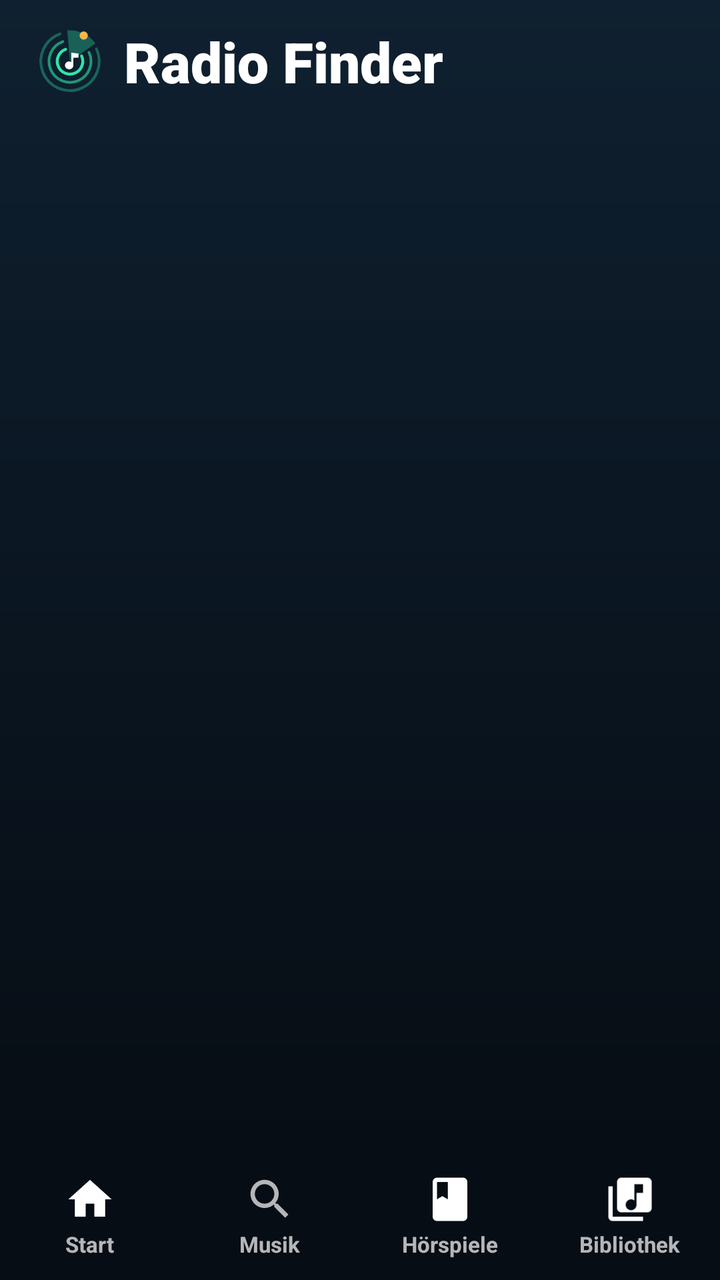
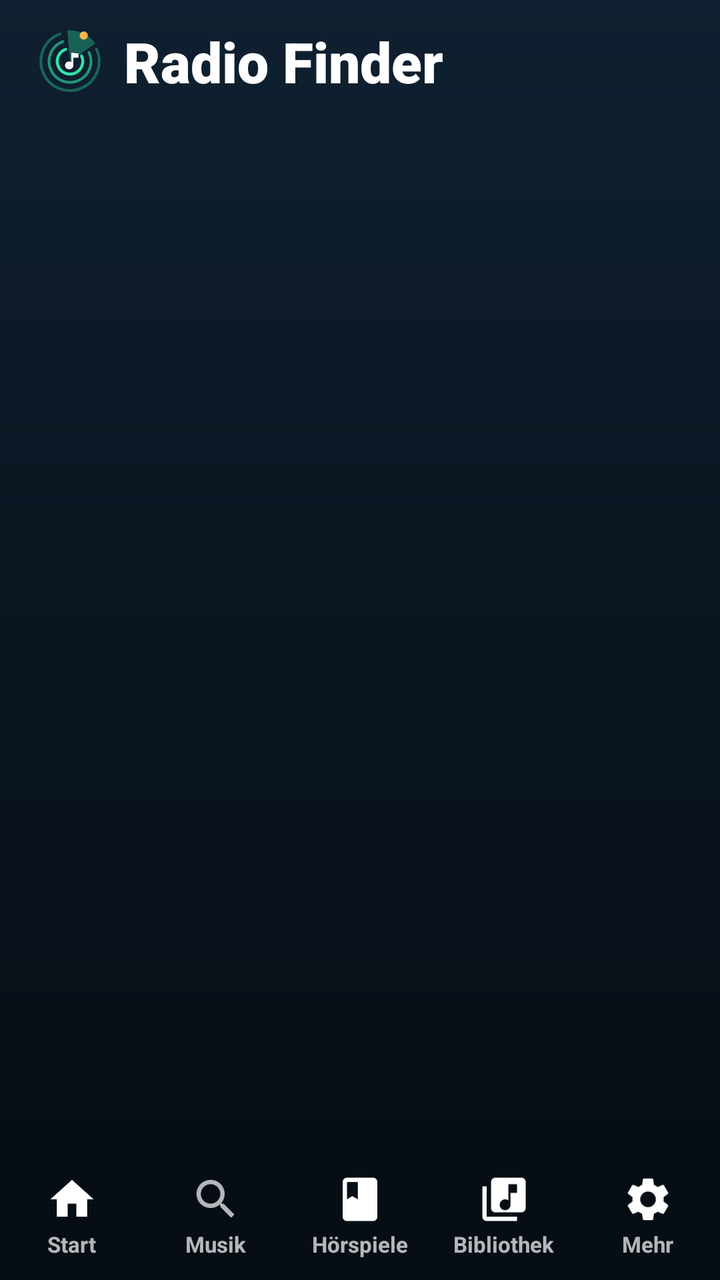

Compare the two renders of this Android layout. The source of the first and the diff that turns it into the second are given below.
<!-- AndroidManifest.xml: application theme AppTheme -->
<!-- res/layout/activity_main.xml -->
<?xml version="1.0" encoding="utf-8"?>
<FrameLayout xmlns:android="http://schemas.android.com/apk/res/android"
    android:layout_width="match_parent"
    android:layout_height="match_parent"
    android:background="@drawable/bg_main"
    android:fitsSystemWindows="true">

    <LinearLayout
        android:layout_width="match_parent"
        android:layout_height="match_parent"
        android:orientation="vertical">

        
        <LinearLayout
            android:layout_width="match_parent"
            android:layout_height="wrap_content"
            android:orientation="vertical"
            android:paddingStart="18dp"
            android:paddingTop="12dp"
            android:paddingEnd="18dp"
            android:paddingBottom="4dp">

            <LinearLayout
                android:layout_width="match_parent"
                android:layout_height="wrap_content"
                android:gravity="center_vertical"
                android:orientation="horizontal">

                <ImageButton
                    android:id="@+id/back"
                    android:layout_width="40dp"
                    android:layout_height="40dp"
                    android:layout_marginEnd="8dp"
                    android:background="@drawable/bg_round_btn"
                    android:contentDescription="Zurück"
                    android:src="@drawable/ic_back"
                    android:visibility="gone" />

                <ImageView
                    android:id="@+id/brand"
                    android:layout_width="34dp"
                    android:layout_height="34dp"
                    android:layout_marginEnd="10dp"
                    android:src="@drawable/ic_logo" />

                <TextView
                    android:id="@+id/pageTitle"
                    android:layout_width="0dp"
                    android:layout_height="wrap_content"
                    android:layout_weight="1"
                    android:ellipsize="end"
                    android:fontFamily="sans-serif-black"
                    android:maxLines="1"
                    android:text="Radio Finder"
                    android:textColor="#FFFFFFFF"
                    android:textSize="28sp" />

                <TextView
                    android:id="@+id/liveChip"
                    android:layout_width="wrap_content"
                    android:layout_height="wrap_content"
                    android:background="@drawable/bg_chip"
                    android:paddingStart="10dp"
                    android:paddingTop="4dp"
                    android:paddingEnd="10dp"
                    android:paddingBottom="4dp"
                    android:textColor="#FF2EE6A8"
                    android:textSize="12sp"
                    android:textStyle="bold"
                    android:visibility="gone" />
            </LinearLayout>

            <FrameLayout
                android:id="@+id/searchBox"
                android:layout_width="match_parent"
                android:layout_height="52dp"
                android:layout_marginTop="12dp"
                android:background="@drawable/bg_search"
                android:visibility="gone">

                <ImageView
                    android:layout_width="22dp"
                    android:layout_height="22dp"
                    android:layout_gravity="center_vertical|start"
                    android:layout_marginStart="16dp"
                    android:src="@drawable/ic_search" />

                <EditText
                    android:id="@+id/search"
                    android:layout_width="match_parent"
                    android:layout_height="match_parent"
                    android:background="@null"
                    android:hint="Lied, Künstler oder Sender"
                    android:imeOptions="actionSearch"
                    android:inputType="text"
                    android:paddingStart="48dp"
                    android:paddingEnd="48dp"
                    android:singleLine="true"
                    android:textColor="#FFFFFFFF"
                    android:textColorHint="#80FFFFFF"
                    android:textSize="16sp" />

                <ImageButton
                    android:id="@+id/clear"
                    android:layout_width="44dp"
                    android:layout_height="44dp"
                    android:layout_gravity="center_vertical|end"
                    android:layout_marginEnd="4dp"
                    android:background="?android:attr/selectableItemBackgroundBorderless"
                    android:contentDescription="Löschen"
                    android:src="@drawable/ic_close"
                    android:visibility="gone" />
            </FrameLayout>
        </LinearLayout>

        <androidx.recyclerview.widget.RecyclerView
            android:id="@+id/recycler"
            android:layout_width="match_parent"
            android:layout_height="0dp"
            android:layout_weight="1"
            android:clipToPadding="false"
            android:paddingBottom="12dp" />

        
        <LinearLayout
            android:id="@+id/mini"
            android:layout_width="match_parent"
            android:layout_height="wrap_content"
            android:layout_marginStart="10dp"
            android:layout_marginEnd="10dp"
            android:layout_marginBottom="6dp"
            android:background="@drawable/bg_player"
            android:elevation="10dp"
            android:orientation="vertical"
            android:visibility="gone">

            <ProgressBar
                android:id="@+id/miniProgress"
                style="?android:attr/progressBarStyleHorizontal"
                android:layout_width="match_parent"
                android:layout_height="3dp"
                android:layout_marginStart="18dp"
                android:layout_marginTop="4dp"
                android:layout_marginEnd="18dp"
                android:progressBackgroundTint="#22FFFFFF"
                android:progressTint="#FF2EE6A8" />

            <LinearLayout
                android:layout_width="match_parent"
                android:layout_height="wrap_content"
                android:gravity="center_vertical"
                android:orientation="horizontal"
                android:paddingStart="8dp"
                android:paddingTop="4dp"
                android:paddingEnd="8dp"
                android:paddingBottom="8dp">

                <FrameLayout
                    android:layout_width="52dp"
                    android:layout_height="52dp">

                    <TextView
                        android:id="@+id/miniInitials"
                        style="@style/Initials"
                        android:textSize="18sp" />

                    <ImageView
                        android:id="@+id/miniArt"
                        android:layout_width="match_parent"
                        android:layout_height="match_parent" />
                </FrameLayout>

                <LinearLayout
                    android:layout_width="0dp"
                    android:layout_height="wrap_content"
                    android:layout_marginStart="12dp"
                    android:layout_weight="1"
                    android:orientation="vertical">

                    <LinearLayout
                        android:layout_width="match_parent"
                        android:layout_height="wrap_content"
                        android:gravity="center_vertical"
                        android:orientation="horizontal">

                        <de.gamingdoodz.radiofinder.EqualizerView
                            android:id="@+id/miniEq"
                            android:layout_width="16dp"
                            android:layout_height="14dp"
                            android:layout_marginEnd="6dp" />

                        <TextView
                            android:id="@+id/miniTitle"
                            android:layout_width="0dp"
                            android:layout_height="wrap_content"
                            android:layout_weight="1"
                            android:ellipsize="end"
                            android:maxLines="1"
                            android:textColor="#FFFFFFFF"
                            android:textSize="15sp"
                            android:textStyle="bold" />
                    </LinearLayout>

                    <TextView
                        android:id="@+id/miniSub"
                        android:layout_width="match_parent"
                        android:layout_height="wrap_content"
                        android:ellipsize="end"
                        android:maxLines="1"
                        android:textColor="#B3FFFFFF"
                        android:textSize="13sp" />
                </LinearLayout>

                <ImageButton
                    android:id="@+id/miniPlay"
                    android:tint="#FF08131C"
                    android:layout_width="46dp"
                    android:layout_height="46dp"
                    android:background="@drawable/bg_play"
                    android:contentDescription="Abspielen"
                    android:src="@drawable/ic_play" />

                <ImageButton
                    android:id="@+id/miniNext"
                    android:layout_width="44dp"
                    android:layout_height="44dp"
                    android:layout_marginStart="2dp"
                    android:background="?android:attr/selectableItemBackgroundBorderless"
                    android:contentDescription="Weiter"
                    android:src="@drawable/ic_next" />
            </LinearLayout>
        </LinearLayout>

        
        <LinearLayout
            android:layout_width="match_parent"
            android:layout_height="64dp"
            android:background="@drawable/bg_nav"
            android:orientation="horizontal">

            <LinearLayout android:id="@+id/navHome" style="@style/NavItem">
                <ImageView android:id="@+id/navHomeIcon" style="@style/NavIcon" android:src="@drawable/ic_home" />
                <TextView android:id="@+id/navHomeLabel" style="@style/NavLabel" android:text="Start" />
            </LinearLayout>

            <LinearLayout android:id="@+id/navFind" style="@style/NavItem">
                <ImageView android:id="@+id/navFindIcon" style="@style/NavIcon" android:src="@drawable/ic_search" />
                <TextView android:id="@+id/navFindLabel" style="@style/NavLabel" android:text="Musik" />
            </LinearLayout>

            <LinearLayout android:id="@+id/navStories" style="@style/NavItem">
                <ImageView android:id="@+id/navStoriesIcon" style="@style/NavIcon" android:src="@drawable/ic_book" />
                <TextView android:id="@+id/navStoriesLabel" style="@style/NavLabel" android:text="Hörspiele" />
            </LinearLayout>

            <LinearLayout android:id="@+id/navLib" style="@style/NavItem">
                <ImageView android:id="@+id/navLibIcon" style="@style/NavIcon" android:src="@drawable/ic_library" />
                <TextView android:id="@+id/navLibLabel" style="@style/NavLabel" android:text="Bibliothek" />
            </LinearLayout>
        </LinearLayout>
    </LinearLayout>

    
    <FrameLayout
        android:id="@+id/full"
        android:layout_width="match_parent"
        android:layout_height="match_parent"
        android:background="#FF0A0B18"
        android:clickable="true"
        android:focusable="true"
        android:visibility="gone">

        <ImageView
            android:id="@+id/fullBg"
            android:layout_width="match_parent"
            android:layout_height="match_parent"
            android:alpha="0.55"
            android:scaleType="centerCrop" />

        <View
            android:layout_width="match_parent"
            android:layout_height="match_parent"
            android:background="@drawable/bg_full_overlay" />

        <LinearLayout
            android:layout_width="match_parent"
            android:layout_height="match_parent"
            android:gravity="center_horizontal"
            android:orientation="vertical"
            android:padding="22dp">

            <LinearLayout
                android:layout_width="match_parent"
                android:layout_height="wrap_content"
                android:gravity="center_vertical"
                android:orientation="horizontal">

                <ImageButton
                    android:id="@+id/fullClose"
                    android:layout_width="44dp"
                    android:layout_height="44dp"
                    android:background="@drawable/bg_round_btn"
                    android:contentDescription="Schließen"
                    android:src="@drawable/ic_chevron_down" />

                <TextView
                    android:id="@+id/fullSource"
                    android:layout_width="0dp"
                    android:layout_height="wrap_content"
                    android:layout_weight="1"
                    android:gravity="center"
                    android:letterSpacing="0.1"
                    android:textColor="#B3FFFFFF"
                    android:textSize="12sp"
                    android:textStyle="bold" />

                <TextView
                    android:id="@+id/fullSleep"
                    android:layout_width="wrap_content"
                    android:layout_height="36dp"
                    android:background="@drawable/bg_search"
                    android:gravity="center"
                    android:paddingStart="12dp"
                    android:paddingEnd="12dp"
                    android:text="☾ Timer"
                    android:textColor="#FFFFFFFF"
                    android:textSize="13sp"
                    android:textStyle="bold" />
            </LinearLayout>

            <View
                android:layout_width="1dp"
                android:layout_height="0dp"
                android:layout_weight="1" />

            <FrameLayout
                android:id="@+id/fullArtBox"
                android:layout_width="280dp"
                android:layout_height="280dp"
                android:elevation="16dp">

                <TextView
                    android:id="@+id/fullInitials"
                    style="@style/Initials"
                    android:textSize="84sp" />

                <ImageView
                    android:id="@+id/fullArt"
                    android:layout_width="match_parent"
                    android:layout_height="match_parent" />
            </FrameLayout>

            <TextView
                android:id="@+id/fullBadge"
                android:layout_width="wrap_content"
                android:layout_height="wrap_content"
                android:layout_marginTop="24dp"
                android:background="@drawable/bg_badge"
                android:paddingStart="10dp"
                android:paddingTop="3dp"
                android:paddingEnd="10dp"
                android:paddingBottom="3dp"
                android:text="● LIVE IM RADIO"
                android:textColor="#FFFFFFFF"
                android:textSize="11sp"
                android:textStyle="bold" />

            <TextView
                android:id="@+id/fullTitle"
                android:layout_width="match_parent"
                android:layout_height="wrap_content"
                android:layout_marginTop="12dp"
                android:ellipsize="end"
                android:fontFamily="sans-serif-black"
                android:gravity="center"
                android:maxLines="3"
                android:textColor="#FFFFFFFF"
                android:textSize="24sp" />

            <TextView
                android:id="@+id/fullSub"
                android:layout_width="match_parent"
                android:layout_height="wrap_content"
                android:layout_marginTop="4dp"
                android:ellipsize="end"
                android:gravity="center"
                android:maxLines="2"
                android:textColor="#B3FFFFFF"
                android:textSize="16sp" />

            <de.gamingdoodz.radiofinder.EqualizerView
                android:id="@+id/fullEq"
                android:layout_width="200dp"
                android:layout_height="44dp"
                android:layout_marginTop="18dp" />

            <View
                android:layout_width="1dp"
                android:layout_height="0dp"
                android:layout_weight="1" />

            <SeekBar
                android:id="@+id/fullSeek"
                android:layout_width="match_parent"
                android:layout_height="wrap_content"
                android:progressBackgroundTint="#33FFFFFF"
                android:progressTint="#FF2EE6A8"
                android:thumbTint="#FFFFFFFF" />

            <LinearLayout
                android:id="@+id/fullTimes"
                android:layout_width="match_parent"
                android:layout_height="wrap_content"
                android:orientation="horizontal"
                android:paddingStart="16dp"
                android:paddingEnd="16dp">

                <TextView
                    android:id="@+id/fullPos"
                    android:layout_width="0dp"
                    android:layout_height="wrap_content"
                    android:layout_weight="1"
                    android:textColor="#B3FFFFFF"
                    android:textSize="12sp" />

                <TextView
                    android:id="@+id/fullDur"
                    android:layout_width="wrap_content"
                    android:layout_height="wrap_content"
                    android:textColor="#B3FFFFFF"
                    android:textSize="12sp" />
            </LinearLayout>

            <LinearLayout
                android:layout_width="wrap_content"
                android:layout_height="wrap_content"
                android:layout_marginTop="14dp"
                android:layout_marginBottom="16dp"
                android:gravity="center_vertical"
                android:orientation="horizontal">

                <ImageButton android:id="@+id/fullFav" style="@style/FullBtn" android:contentDescription="Favorit" android:src="@drawable/ic_heart_outline" />
                <ImageButton android:id="@+id/fullPrev" style="@style/FullBtn" android:contentDescription="Zurück" android:src="@drawable/ic_prev" />

                <ImageButton
                    android:id="@+id/fullPlay"
                    android:tint="#FF08131C"
                    android:layout_width="80dp"
                    android:layout_height="80dp"
                    android:layout_marginStart="10dp"
                    android:layout_marginEnd="10dp"
                    android:background="@drawable/bg_play"
                    android:contentDescription="Abspielen"
                    android:elevation="8dp"
                    android:scaleType="center"
                    android:src="@drawable/ic_play" />

                <ImageButton android:id="@+id/fullNext" style="@style/FullBtn" android:contentDescription="Weiter" android:src="@drawable/ic_next" />
                <ImageButton android:id="@+id/fullStop" style="@style/FullBtn" android:contentDescription="Stopp" android:src="@drawable/ic_stop" />
            </LinearLayout>
        </LinearLayout>
    </FrameLayout>
</FrameLayout>
<!-- resources referenced by this layout -->
<resources>
  <!-- drawable bg_badge (drawable) -->
  <?xml version="1.0" encoding="utf-8"?>
  <shape xmlns:android="http://schemas.android.com/apk/res/android" android:shape="rectangle">
      <solid android:color="#FFFF3B5C" /><corners android:radius="6dp" />
  </shape>
  <!-- drawable bg_chip (drawable) -->
  <?xml version="1.0" encoding="utf-8"?>
  <shape xmlns:android="http://schemas.android.com/apk/res/android" android:shape="rectangle">
      <solid android:color="#1A2EE6A8" /><stroke android:width="1dp" android:color="#402EE6A8" /><corners android:radius="12dp" />
  </shape>
  <!-- drawable bg_full_overlay (drawable) -->
  <?xml version="1.0" encoding="utf-8"?>
  <shape xmlns:android="http://schemas.android.com/apk/res/android" android:shape="rectangle">
      <gradient android:angle="270" android:startColor="#660B1622" android:centerColor="#D90B1622" android:endColor="#FF060B11" />
  </shape>
  <!-- drawable bg_main (drawable) -->
  <?xml version="1.0" encoding="utf-8"?>
  <shape xmlns:android="http://schemas.android.com/apk/res/android" android:shape="rectangle">
      <gradient android:angle="270" android:startColor="#FF0F2030" android:centerColor="#FF0A1520" android:endColor="#FF060B11" />
  </shape>
  <!-- drawable bg_nav (drawable) -->
  <?xml version="1.0" encoding="utf-8"?>
  <shape xmlns:android="http://schemas.android.com/apk/res/android" android:shape="rectangle">
      <solid android:color="#FF070D14" />
  </shape>
  <!-- drawable bg_play (drawable) -->
  <?xml version="1.0" encoding="utf-8"?>
  <shape xmlns:android="http://schemas.android.com/apk/res/android" android:shape="oval">
      <gradient android:angle="45" android:startColor="#FF2EE6A8" android:endColor="#FF19B6D2" />
  </shape>
  <!-- drawable bg_player (drawable) -->
  <?xml version="1.0" encoding="utf-8"?>
  <shape xmlns:android="http://schemas.android.com/apk/res/android" android:shape="rectangle">
      <solid android:color="#F2132232" /><stroke android:width="1dp" android:color="#402EE6A8" /><corners android:radius="20dp" />
  </shape>
  <!-- drawable bg_round_btn (drawable) -->
  <?xml version="1.0" encoding="utf-8"?>
  <shape xmlns:android="http://schemas.android.com/apk/res/android" android:shape="oval">
      <solid android:color="#1FFFFFFF" />
  </shape>
  <!-- drawable bg_search (drawable) -->
  <?xml version="1.0" encoding="utf-8"?>
  <shape xmlns:android="http://schemas.android.com/apk/res/android" android:shape="rectangle">
      <solid android:color="#FF132232" /><stroke android:width="1dp" android:color="#332EE6A8" /><corners android:radius="16dp" />
  </shape>
  <style name="NavIcon">
          <item name="android:layout_width">26dp</item>
          <item name="android:layout_height">26dp</item>
      </style>
  <!-- unchanged entries left out for length: 18 -->
</resources>

<!-- the commit's change to res/layout/activity_main.xml (unified diff, before → after) -->
@@ -257,6 +257,11 @@
                 <ImageView android:id="@+id/navLibIcon" style="@style/NavIcon" android:src="@drawable/ic_library" />
                 <TextView android:id="@+id/navLibLabel" style="@style/NavLabel" android:text="Bibliothek" />
             </LinearLayout>
+
+            <LinearLayout android:id="@+id/navSettings" style="@style/NavItem">
+                <ImageView android:id="@+id/navSettingsIcon" style="@style/NavIcon" android:src="@drawable/ic_settings" />
+                <TextView android:id="@+id/navSettingsLabel" style="@style/NavLabel" android:text="Mehr" />
+            </LinearLayout>
         </LinearLayout>
     </LinearLayout>
 
<!-- resource entries referenced after the edit -->
@@ -45,6 +45,13 @@
   <shape xmlns:android="http://schemas.android.com/apk/res/android" android:shape="rectangle">
       <solid android:color="#FF132232" /><stroke android:width="1dp" android:color="#332EE6A8" /><corners android:radius="16dp" />
   </shape>
+  <!-- drawable ic_settings (drawable) -->
+  <?xml version="1.0" encoding="utf-8"?>
+  <vector xmlns:android="http://schemas.android.com/apk/res/android"
+      android:width="24dp" android:height="24dp"
+      android:viewportWidth="24" android:viewportHeight="24">
+      <path android:fillColor="#FFFFFFFF" android:pathData="M19.14,12.94c0.04,-0.3 0.06,-0.61 0.06,-0.94c0,-0.32 -0.02,-0.64 -0.07,-0.94l2.03,-1.58c0.18,-0.14 0.23,-0.41 0.12,-0.61l-1.92,-3.32c-0.12,-0.22 -0.37,-0.29 -0.59,-0.22l-2.39,0.96c-0.5,-0.38 -1.03,-0.7 -1.62,-0.94L14.4,2.81c-0.04,-0.24 -0.24,-0.41 -0.48,-0.41h-3.84c-0.24,0 -0.43,0.17 -0.47,0.41L9.25,5.35C8.66,5.59 8.12,5.92 7.63,6.29L5.24,5.33c-0.22,-0.08 -0.47,0 -0.59,0.22L2.74,8.87C2.62,9.08 2.66,9.34 2.86,9.48l2.03,1.58C4.84,11.36 4.8,11.69 4.8,12s0.02,0.64 0.07,0.94l-2.03,1.58c-0.18,0.14 -0.23,0.41 -0.12,0.61l1.92,3.32c0.12,0.22 0.37,0.29 0.59,0.22l2.39,-0.96c0.5,0.38 1.03,0.7 1.62,0.94l0.36,2.54c0.05,0.24 0.24,0.41 0.48,0.41h3.84c0.24,0 0.44,-0.17 0.47,-0.41l0.36,-2.54c0.59,-0.24 1.13,-0.56 1.62,-0.94l2.39,0.96c0.22,0.08 0.47,0 0.59,-0.22l1.92,-3.32c0.12,-0.22 0.07,-0.47 -0.12,-0.61L19.14,12.94zM12,15.6c-1.98,0 -3.6,-1.62 -3.6,-3.6s1.62,-3.6 3.6,-3.6s3.6,1.62 3.6,3.6S13.98,15.6 12,15.6z" />
+  </vector>
   <style name="NavIcon">
           <item name="android:layout_width">26dp</item>
           <item name="android:layout_height">26dp</item>
